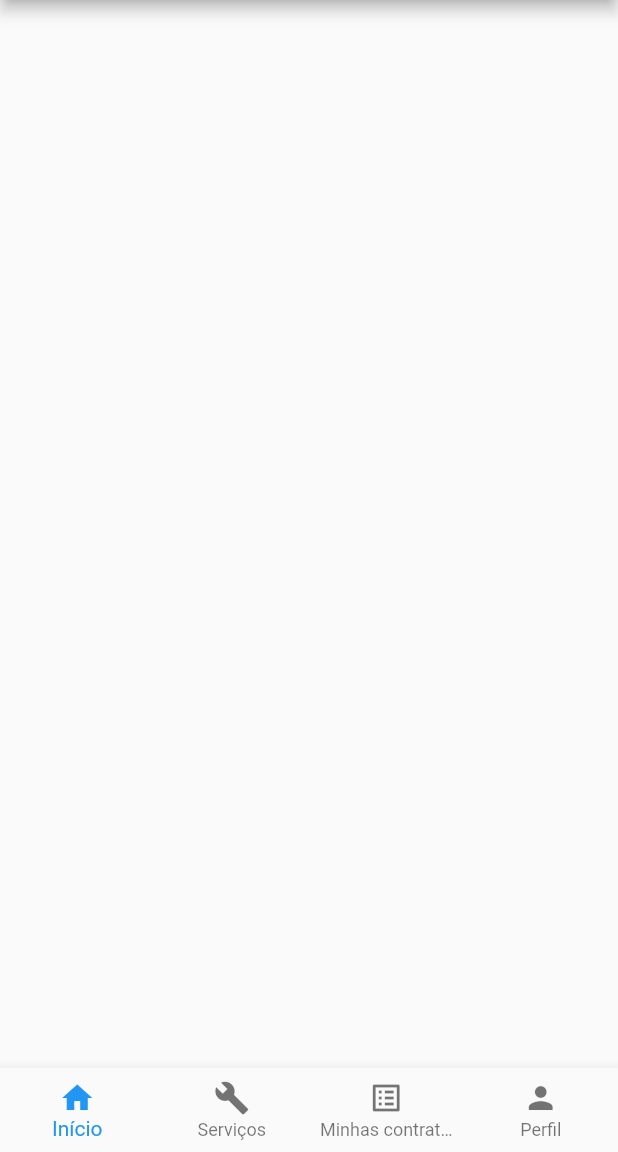
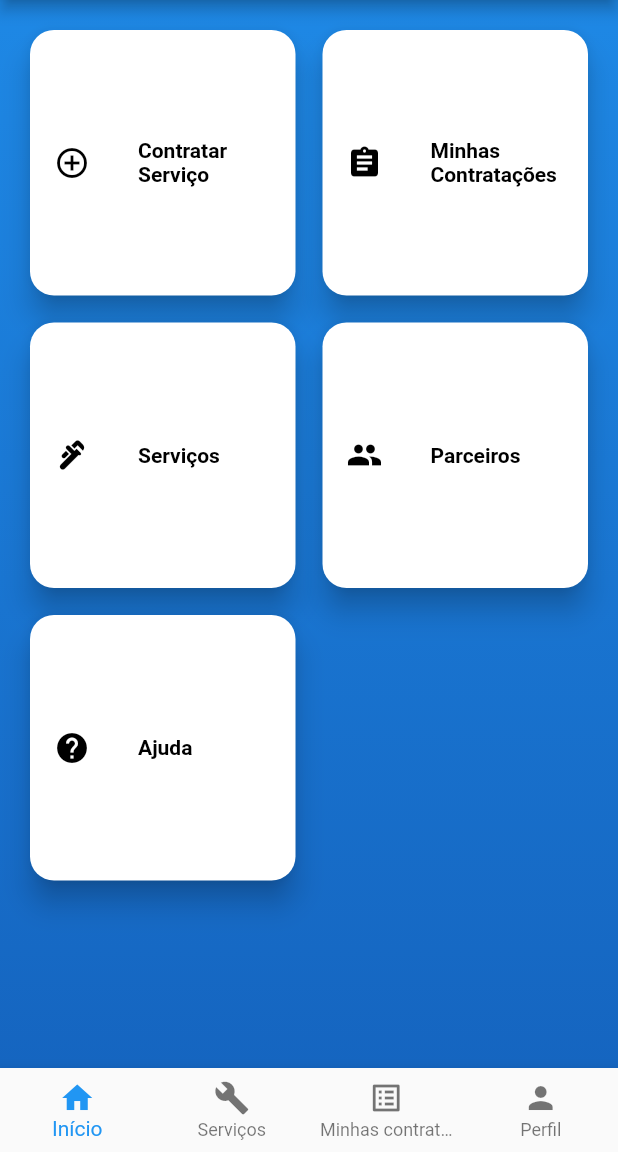
Before and after one commit to barkleyaires/PRONTO_SERVICE, a Flutter app: the screen it shows after launch, after a tap on "Entrar", on a phone screen of 412 x 824 dp, the part 84-1236 px from its top. Run offline on Flutter 3.47's test engine with Material 2 defaults, Android fonts, the phone set to English and light mode, and no system bars; our stand-ins replace flutter_multi_formatter; missing offline and left inert: validatorless.

Commit message:
Adição das telas principais, envio de mensagem de suprote, interface home page

```diff
--- a/lib/main.dart
+++ b/lib/main.dart
@@ -4,7 +4,7 @@ import 'package:pronto_service/pages/criarConta.dart';
 import 'package:pronto_service/pages/home_page.dart';
 import 'package:pronto_service/pages/login.dart';
 import 'package:pronto_service/pages/servicos.dart';
-import 'package:pronto_service/pages/servicos_usados.dart';
+import 'package:pronto_service/pages/minhas_contratacoes.dart';
 import 'package:pronto_service/pages/usuarios.dart';
 import 'package:pronto_service/utils/app_routes.dart';
 import 'package:provider/provider.dart';
@@ -34,7 +34,7 @@ class MyApp extends StatelessWidget {
           AppRoutes.USUARIOS: (context) => Usuarios(),
           AppRoutes.CRIARCONTA: (context) => CriarConta(),
           AppRoutes.SERVICOS: (context) => Servicos(),
-          AppRoutes.SERVICOS_USADOS: (context) => ServicosUsados(),
+          AppRoutes.MINHAS_CONTRATACOES: (context) => MinhasContratacoes(),
         },
         //tirando o icone debug no canto superior
         debugShowCheckedModeBanner: false,
--- a/lib/models/usuario.dart
+++ b/lib/models/prestadores.dart
@@ -1,19 +1,18 @@
-import 'package:flutter/widgets.dart';
+import 'telefone.dart';
 
-class Usuario with ChangeNotifier{
+class Prestadores {
   final String id;
   final String nome;
   final String email;
+  Telefone telefone;
   final String imageUrl;
 
-
   // Construtor
-  Usuario({
+  Prestadores(
+    this.telefone, {
     required this.id,
     required this.nome,
     required this.email,
     required this.imageUrl,
   });
-
-
 }
--- a/lib/pages/home_page.dart
+++ b/lib/pages/home_page.dart
@@ -2,6 +2,7 @@ import 'package:flutter/material.dart';
 import 'package:pronto_service/utils/app_routes.dart';
 
 import '../utils/app_routes.dart';
+import 'menu_card.dart';
 
 class HomePage extends StatelessWidget {
   const HomePage({super.key});
@@ -63,6 +64,26 @@ class HomePage extends StatelessWidget {
             ),
           ],
         ),
+        body: Container(
+          decoration: BoxDecoration(
+            gradient: LinearGradient(
+              begin: Alignment.topCenter,
+              end: Alignment.bottomCenter,
+              colors: [Colors.blue.shade600, Colors.blue.shade800],
+            ),
+          ),
+          child: GridView.count(
+            crossAxisCount: 2,
+            crossAxisSpacing: 10,
+            mainAxisSpacing: 10,
+            padding: EdgeInsets.all(16),
+            children: [
+              for (final menuItem in menuItems) ...[
+                menuItem,
+              ],
+            ],
+          ),
+        ),
         bottomNavigationBar: BottomNavigationBar(
           // para colocar mais de 3 itens
           type: BottomNavigationBarType.fixed,
@@ -94,7 +115,7 @@ class HomePage extends StatelessWidget {
                 Navigator.of(context).pushNamed(AppRoutes.SERVICOS);
                 break;
               case 2:
-                Navigator.of(context).pushNamed(AppRoutes.SERVICOS_USADOS);
+                Navigator.of(context).pushNamed(AppRoutes.MINHAS_CONTRATACOES);
                 break;
               case 3:
                 Navigator.of(context).pushNamed(AppRoutes.USUARIOS);
--- /dev/null
+++ b/lib/pages/menu_card.dart
@@ -0,0 +1,95 @@
+import 'package:flutter/material.dart';
+import 'package:pronto_service/pages/ajuda.dart';
+import 'package:pronto_service/pages/servicos.dart';
+import 'package:pronto_service/pages/usuarios.dart';
+
+import 'minhas_contratacoes.dart';
+
+class MenuCard extends StatelessWidget {
+  final String title;
+  final String subtitle;
+  final IconData icon;
+  final Color backgroundColor;
+  final Color textColor;
+
+  const MenuCard({
+    Key? key,
+    required this.title,
+    required this.subtitle,
+    required this.icon,
+    this.backgroundColor = Colors.white,
+    this.textColor = Colors.black,
+  }) : super(key: key);
+
+  @override
+  Widget build(BuildContext context) {
+    return GestureDetector(
+      onTap: () {
+        switch (title) {
+          case 'Contratar Serviço':
+            Navigator.push(
+              context,
+              MaterialPageRoute(builder: (context) => Servicos()),
+            );
+            break;
+          case 'Minhas Contratações':
+            Navigator.push(
+              context,
+              MaterialPageRoute(builder: (context) => MinhasContratacoes()),
+            );
+            break;
+          case 'Serviços':
+            Navigator.push(
+              context,
+              MaterialPageRoute(builder: (context) => Servicos()),
+            );
+            break;
+          case 'Parceiros':
+            Navigator.push(
+              context,
+              MaterialPageRoute(builder: (context) => Usuarios()),
+            );
+            break;
+          case 'Ajuda':
+            Navigator.push(
+              context,
+              MaterialPageRoute(builder: (context) => Ajuda()),
+            );
+            break;
+          default:
+            break;
+        }
+      },
+      child: Card(
+        color: backgroundColor,
+        shape: RoundedRectangleBorder(borderRadius: BorderRadius.circular(16)),
+        elevation: 8, // adiciona a sombra
+        child: Center(
+          child: ListTile(
+            leading: Icon(
+              icon,
+              color: textColor,
+            ),
+            title: Text(
+              title,
+              style: TextStyle(
+                color: textColor,
+                fontWeight: FontWeight.bold,
+                fontSize: 14,
+              ),
+            ),
+          ),
+        ),
+      ),
+    );
+  }
+}
+
+final List<MenuCard> menuItems = [
+  MenuCard(
+      title: 'Contratar Serviço', subtitle: '', icon: Icons.add_circle_outline),
+  MenuCard(title: 'Minhas Contratações', subtitle: '', icon: Icons.assignment),
+  MenuCard(title: 'Serviços', subtitle: '', icon: Icons.plumbing),
+  MenuCard(title: 'Parceiros', subtitle: '', icon: Icons.people),
+  MenuCard(title: 'Ajuda', subtitle: '', icon: Icons.help),
+];
--- a/lib/pages/servicos_usados.dart
+++ b/lib/pages/minhas_contratacoes.dart
@@ -1,9 +1,7 @@
-import 'package:flutter/src/widgets/framework.dart';
-import 'package:flutter/src/widgets/placeholder.dart';
 import 'package:flutter/material.dart';
 
-class ServicosUsados extends StatelessWidget {
-  const ServicosUsados({super.key});
+class MinhasContratacoes extends StatelessWidget {
+  const MinhasContratacoes({super.key});
 
   @override
   Widget build(BuildContext context) {
--- a/lib/utils/app_routes.dart
+++ b/lib/utils/app_routes.dart
@@ -5,5 +5,6 @@ class AppRoutes {
   static const CRIARCONTA = '/criarConta';
   static const LOGIN = '/login';
   static const SERVICOS = '/servicos';
-  static const SERVICOS_USADOS = '/servicos-usados';
+  static const MINHAS_CONTRATACOES = '/minhas_contratacoes';
+  static const AJUDA = '/ajuda';
 }
```
Also changed, not shown: lib/components/usuario_form.dart (deleted, +0 -16 lines), lib/components/usuario_grid.dart (deleted, +0 -32 lines), lib/components/usuario_item.dart (deleted, +0 -33 lines), lib/models/telefone.dart (added, +9 -0 lines), lib/pages/ajuda.dart (added, +92 -0 lines), lib/models/servicos.dart (added).
